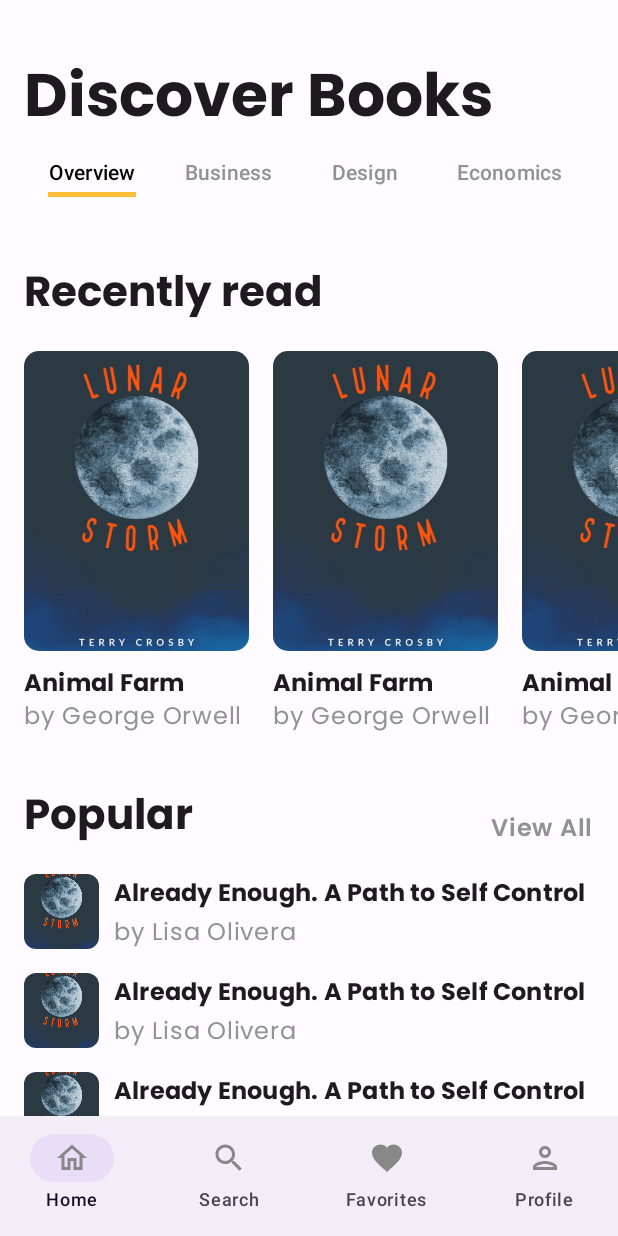
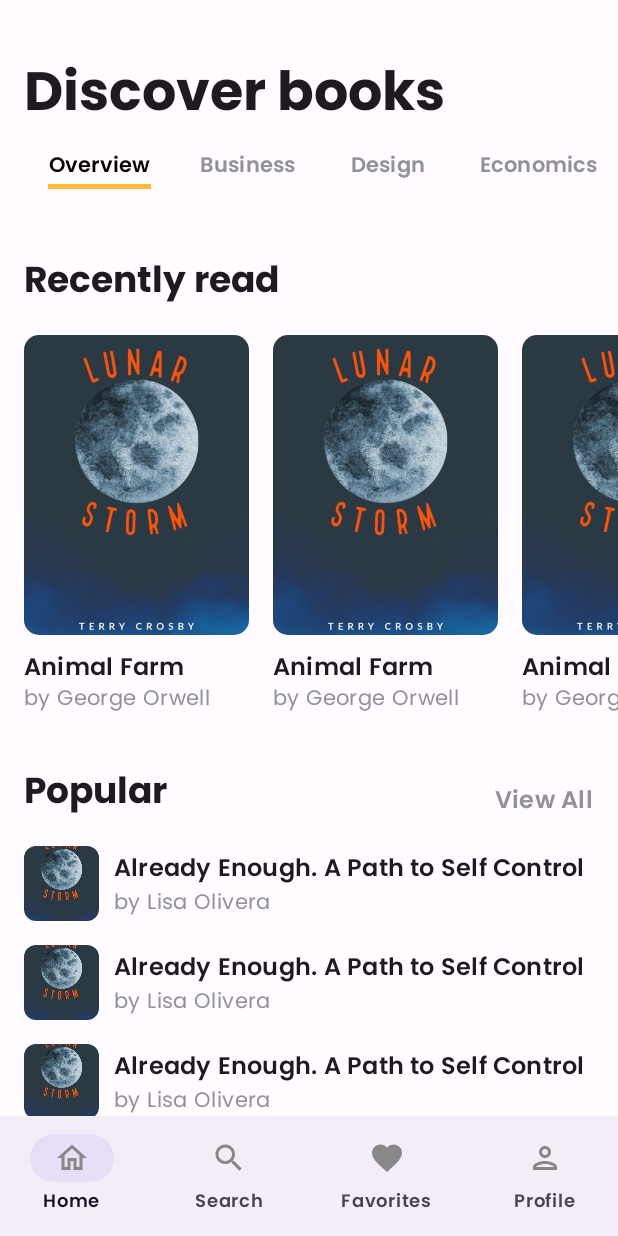
Before and after one commit to waseemabbas8/libroom-android, an Android app built with Jetpack Compose: the screen it shows after launch (MainActivity), on a phone screen of 412 x 824 dp. Run offline under Robolectric (Android 15) with nearby library versions, the phone set to English and light mode, and no system bars.

Commit message:
style: write typography

```diff
--- a/app/src/main/java/com/waseem/libroom/core/ui/theme/Type.kt
+++ b/app/src/main/java/com/waseem/libroom/core/ui/theme/Type.kt
@@ -21,31 +21,41 @@ private val baseTextStyle = TextStyle(
 )
 
 val Typography = Typography(
-    bodyLarge = baseTextStyle.copy(
-        fontWeight = FontWeight.Normal,
-        fontSize = 16.sp,
-        lineHeight = 24.sp,
-        letterSpacing = 0.5.sp
-    ),
     displayLarge = baseTextStyle.copy(
         fontWeight = FontWeight.Bold,
-        fontSize = 40.sp,
-        lineHeight = 50.sp,
+        fontSize = 57.sp,
+        lineHeight = 64.sp,
+        letterSpacing = (-0.25).sp
     ),
     displayMedium = baseTextStyle.copy(
         fontWeight = FontWeight.Medium,
         fontSize = 45.sp,
         lineHeight = 52.sp,
+        letterSpacing = 0.sp
+    ),
+    displaySmall = baseTextStyle.copy(
+        fontWeight = FontWeight.Bold,
+        fontSize = 36.sp,
+        lineHeight = 44.sp,
+        letterSpacing = 0.sp
     ),
     headlineLarge = baseTextStyle.copy(
         fontWeight = FontWeight.Bold,
         fontSize = 32.sp,
         lineHeight = 40.sp,
+        letterSpacing = 0.sp
     ),
     headlineMedium = baseTextStyle.copy(
-        fontWeight = FontWeight.Bold,
+        fontWeight = FontWeight.SemiBold,
         fontSize = 28.sp,
         lineHeight = 36.sp,
+        letterSpacing = 0.sp
+    ),
+    headlineSmall = baseTextStyle.copy(
+        fontWeight = FontWeight.Bold,
+        fontSize = 24.sp,
+        lineHeight = 32.sp,
+        letterSpacing = 0.sp
     ),
     titleLarge = baseTextStyle.copy(
         fontWeight = FontWeight.Medium,
@@ -54,19 +64,52 @@ val Typography = Typography(
         letterSpacing = 0.sp
     ),
     titleMedium = baseTextStyle.copy(
-        fontWeight = FontWeight.Bold,
+        fontWeight = FontWeight.SemiBold,
         fontSize = 16.sp,
         lineHeight = 24.sp,
         letterSpacing = 0.15.sp
     ),
-    /* Other default text styles to override
-
-    labelSmall = TextStyle(
-        fontFamily = FontFamily.Default,
-        fontWeight = FontWeight.Medium,
+    titleSmall = baseTextStyle.copy(
+        fontWeight = FontWeight.SemiBold,
+        fontSize = 14.sp,
+        lineHeight = 20.sp,
+        letterSpacing = 0.1.sp
+    ),
+    labelLarge = baseTextStyle.copy(
+        fontWeight = FontWeight.SemiBold,
+        fontSize = 14.sp,
+        lineHeight = 20.sp,
+        letterSpacing = 0.1.sp
+    ),
+    labelMedium = baseTextStyle.copy(
+        fontWeight = FontWeight.SemiBold,
+        fontSize = 12.sp,
+        lineHeight = 16.sp,
+        letterSpacing = 0.5.sp
+    ),
+    labelSmall = baseTextStyle.copy(
+        fontWeight = FontWeight.SemiBold,
         fontSize = 11.sp,
         lineHeight = 16.sp,
         letterSpacing = 0.5.sp
-    )
-    */
+    ),
+    bodyLarge = baseTextStyle.copy(
+        fontWeight = FontWeight.Normal,
+        fontSize = 16.sp,
+        lineHeight = 24.sp,
+        letterSpacing = 0.5.sp
+    ),
+    bodyMedium = baseTextStyle.copy(
+        fontWeight = FontWeight.Normal,
+        fontSize = 14.sp,
+        lineHeight = 20.sp,
+        letterSpacing = 0.25.sp,
+        color = LightColors.textGrey,
+    ),
+    bodySmall = baseTextStyle.copy(
+        fontWeight = FontWeight.Normal,
+        fontSize = 12.sp,
+        lineHeight = 16.sp,
+        letterSpacing = 0.4.sp
+    ),
 )
--- a/app/src/main/java/com/waseem/libroom/feature/home/presentation/HomeScreen.kt
+++ b/app/src/main/java/com/waseem/libroom/feature/home/presentation/HomeScreen.kt
@@ -1,21 +1,11 @@
 package com.waseem.libroom.feature.home.presentation
 
-import androidx.compose.foundation.Image
-import androidx.compose.foundation.layout.Arrangement
 import androidx.compose.foundation.layout.Column
-import androidx.compose.foundation.layout.PaddingValues
-import androidx.compose.foundation.layout.Row
 import androidx.compose.foundation.layout.Spacer
 import androidx.compose.foundation.layout.fillMaxSize
-import androidx.compose.foundation.layout.fillMaxWidth
 import androidx.compose.foundation.layout.height
 import androidx.compose.foundation.layout.padding
-import androidx.compose.foundation.layout.size
-import androidx.compose.foundation.layout.width
-import androidx.compose.foundation.lazy.LazyColumn
-import androidx.compose.foundation.lazy.LazyRow
 import androidx.compose.foundation.rememberScrollState
-import androidx.compose.foundation.shape.RoundedCornerShape
 import androidx.compose.foundation.verticalScroll
 import androidx.compose.material3.MaterialTheme
 import androidx.compose.material3.Scaffold
@@ -24,19 +14,12 @@ import androidx.compose.material3.Text
 import androidx.compose.runtime.Composable
 import androidx.compose.runtime.mutableIntStateOf
 import androidx.compose.runtime.remember
-import androidx.compose.ui.Alignment
 import androidx.compose.ui.Modifier
-import androidx.compose.ui.draw.clip
-import androidx.compose.ui.layout.ContentScale
-import androidx.compose.ui.res.painterResource
-import androidx.compose.ui.text.font.FontWeight
 import androidx.compose.ui.tooling.preview.Preview
 import androidx.compose.ui.unit.dp
-import com.waseem.libroom.R
 import com.waseem.libroom.core.compose.SizzleTab
 import com.waseem.libroom.core.compose.TabIndicator
 import com.waseem.libroom.core.ui.ThemedPreview
-import com.waseem.libroom.core.ui.theme.LightColors
 
 @Composable
 fun HomeScreen() {
@@ -49,14 +32,10 @@ fun HomeScreen() {
         ) {
             Spacer(modifier = Modifier.height(35.dp))
             Text(
-                text = "Discover Books", style = MaterialTheme.typography.displayLarge,
+                text = "Discover books", style = MaterialTheme.typography.displaySmall,
                 modifier = Modifier.padding(horizontal = 16.dp)
             )
             HomeTabs()
-            Spacer(modifier = Modifier.height(35.dp))
-            RecentReads()
-            Spacer(modifier = Modifier.height(35.dp))
-            Popular()
         }
     }
 }
@@ -84,91 +63,8 @@ private fun HomeTabs() {
                 )
             }
         }
-    }
-}
-
-@Composable
-private fun RecentReads() {
-    Text(
-        text = "Recently read", style = MaterialTheme.typography.headlineMedium,
-        modifier = Modifier.padding(horizontal = 16.dp)
-    )
-    Spacer(modifier = Modifier.height(20.dp))
-    LazyRow(
-        horizontalArrangement = Arrangement.spacedBy(16.dp),
-        contentPadding = PaddingValues(horizontal = 16.dp)
-    ) {
-        items(4) {
-            Column {
-                Image(
-                    painter = painterResource(id = R.drawable.book_cover),
-                    contentDescription = null,
-                    contentScale = ContentScale.Crop,
-                    modifier = Modifier
-                        .width(150.dp)
-                        .height(200.dp)
-                        .clip(RoundedCornerShape(10.dp)),
-                )
-                Spacer(modifier = Modifier.height(10.dp))
-                Text(text = "Animal Farm", style = MaterialTheme.typography.titleMedium)
-                Text(
-                    text = "by George Orwell",
-                    style = MaterialTheme.typography.bodyLarge.copy(color = LightColors.textGrey)
-                )
-            }
-        }
-    }
-}
-
-@Composable
-private fun Popular() {
-    Row(
-        modifier = Modifier
-            .fillMaxWidth()
-            .padding(horizontal = 16.dp),
-        horizontalArrangement = Arrangement.SpaceBetween,
-        verticalAlignment = Alignment.Bottom
-    ) {
-        Text(text = "Popular", style = MaterialTheme.typography.headlineMedium)
-        Text(
-            text = "View All", style = MaterialTheme.typography.bodyLarge.copy(
-                color = LightColors.textGrey,
-                fontWeight = FontWeight.SemiBold,
-            )
-        )
-    }
-    Spacer(modifier = Modifier.height(20.dp))
-    LazyColumn(
-        modifier = Modifier.height(200.dp),
-        userScrollEnabled = false,
-        verticalArrangement = Arrangement.spacedBy(16.dp),
-        contentPadding = PaddingValues(horizontal = 16.dp)
-    ) {
-        items(3) {
-            Row(
-                verticalAlignment = Alignment.CenterVertically
-            ) {
-                Image(
-                    painter = painterResource(id = R.drawable.book_cover),
-                    contentDescription = null,
-                    contentScale = ContentScale.Crop,
-                    modifier = Modifier
-                        .size(50.dp)
-                        .clip(RoundedCornerShape(8.dp)),
-                )
-                Spacer(modifier = Modifier.width(10.dp))
-                Column {
-                    Text(
-                        text = "Already Enough. A Path to Self Control",
-                        style = MaterialTheme.typography.titleMedium
-                    )
-                    Spacer(modifier = Modifier.height(4.dp))
-                    Text(
-                        text = "by Lisa Olivera",
-                        style = MaterialTheme.typography.bodyLarge.copy(color = LightColors.textGrey)
-                    )
-                }
-            }
+        if (tabIndex.intValue == 0) {
+            OverViewPage()
         }
     }
 }
--- /dev/null
+++ b/app/src/main/java/com/waseem/libroom/feature/home/presentation/OverViewPage.kt
@@ -0,0 +1,115 @@
+package com.waseem.libroom.feature.home.presentation
+
+import androidx.compose.foundation.Image
+import androidx.compose.foundation.layout.Arrangement
+import androidx.compose.foundation.layout.Column
+import androidx.compose.foundation.layout.PaddingValues
+import androidx.compose.foundation.layout.Row
+import androidx.compose.foundation.layout.Spacer
+import androidx.compose.foundation.layout.fillMaxWidth
+import androidx.compose.foundation.layout.height
+import androidx.compose.foundation.layout.padding
+import androidx.compose.foundation.layout.size
+import androidx.compose.foundation.layout.width
+import androidx.compose.foundation.lazy.LazyColumn
+import androidx.compose.foundation.lazy.LazyRow
+import androidx.compose.foundation.shape.RoundedCornerShape
+import androidx.compose.material3.MaterialTheme
+import androidx.compose.material3.Text
+import androidx.compose.runtime.Composable
+import androidx.compose.ui.Alignment
+import androidx.compose.ui.Modifier
+import androidx.compose.ui.draw.clip
+import androidx.compose.ui.layout.ContentScale
+import androidx.compose.ui.res.painterResource
+import androidx.compose.ui.text.font.FontWeight
+import androidx.compose.ui.unit.dp
+import com.waseem.libroom.R
+import com.waseem.libroom.core.ui.theme.LightColors
+
+
+@Composable
+fun OverViewPage() {
+    Spacer(modifier = Modifier.height(35.dp))
+    RecentReads()
+    Spacer(modifier = Modifier.height(35.dp))
+    Popular()
+}
+
+@Composable
+private fun RecentReads() {
+    Text(
+        text = "Recently read", style = MaterialTheme.typography.headlineSmall,
+        modifier = Modifier.padding(horizontal = 16.dp)
+    )
+    Spacer(modifier = Modifier.height(20.dp))
+    LazyRow(
+        horizontalArrangement = Arrangement.spacedBy(16.dp),
+        contentPadding = PaddingValues(horizontal = 16.dp)
+    ) {
+        items(4) {
+            Column {
+                Image(
+                    painter = painterResource(id = R.drawable.book_cover),
+                    contentDescription = null,
+                    contentScale = ContentScale.Crop,
+                    modifier = Modifier
+                        .width(150.dp)
+                        .height(200.dp)
+                        .clip(RoundedCornerShape(10.dp)),
+                )
+                Spacer(modifier = Modifier.height(10.dp))
+                Text(text = "Animal Farm", style = MaterialTheme.typography.titleMedium)
+                Text(
+                    text = "by George Orwell",
+                    style = MaterialTheme.typography.bodyMedium.copy(color = LightColors.textGrey)
+                )
+            }
+        }
+    }
+}
+
+@Composable
+private fun Popular() {
+    Row(
+        modifier = Modifier
+            .fillMaxWidth()
+            .padding(horizontal = 16.dp),
+        horizontalArrangement = Arrangement.SpaceBetween,
+        verticalAlignment = Alignment.Bottom
+    ) {
+        Text(text = "Popular", style = MaterialTheme.typography.headlineSmall)
+        Text(text = "View All", style = MaterialTheme.typography.titleMedium.copy(color = LightColors.textGrey))
+    }
+    Spacer(modifier = Modifier.height(20.dp))
+    LazyColumn(
+        modifier = Modifier.height(200.dp),
+        userScrollEnabled = false,
+        verticalArrangement = Arrangement.spacedBy(16.dp),
+        contentPadding = PaddingValues(horizontal = 16.dp)
+    ) {
+        items(3) {
+            Row(
+                verticalAlignment = Alignment.CenterVertically
+            ) {
+                Image(
+                    painter = painterResource(id = R.drawable.book_cover),
+                    contentDescription = null,
+                    contentScale = ContentScale.Crop,
+                    modifier = Modifier
+                        .size(50.dp)
+                        .clip(RoundedCornerShape(8.dp)),
+                )
+                Spacer(modifier = Modifier.width(10.dp))
+                Column {
+                    Text(
+                        text = "Already Enough. A Path to Self Control",
+                        style = MaterialTheme.typography.titleMedium
+                    )
+                    Spacer(modifier = Modifier.height(2.dp))
+                    Text(text = "by Lisa Olivera", style = MaterialTheme.typography.bodyMedium)
+                }
+            }
+        }
+    }
+}
```
